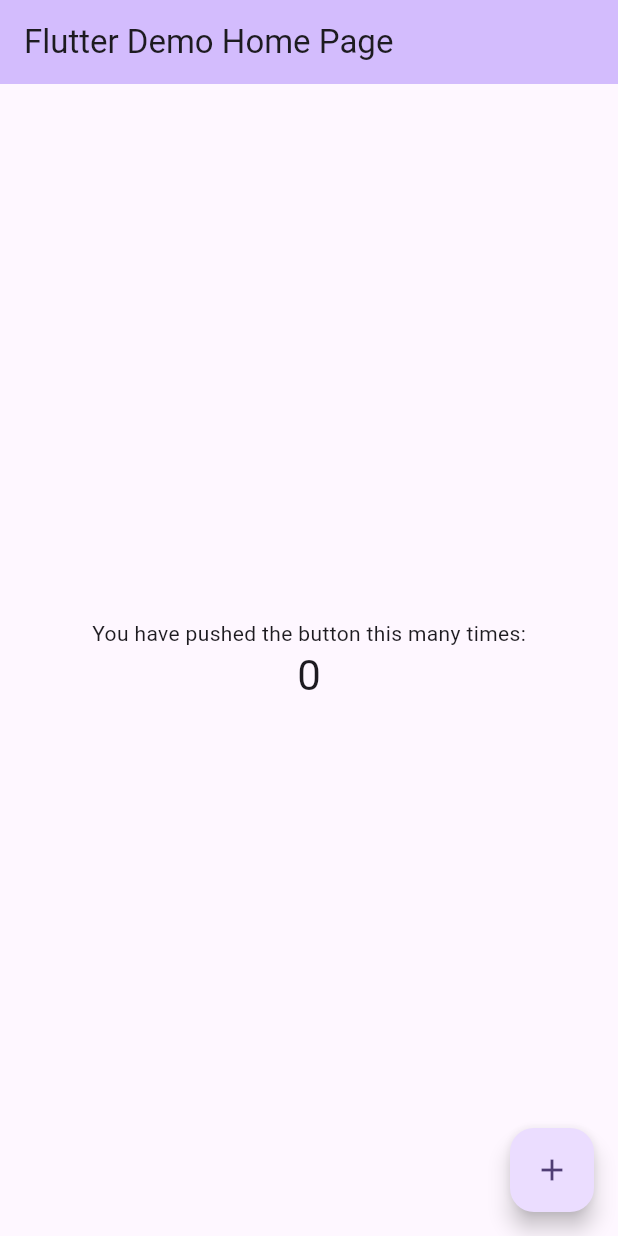
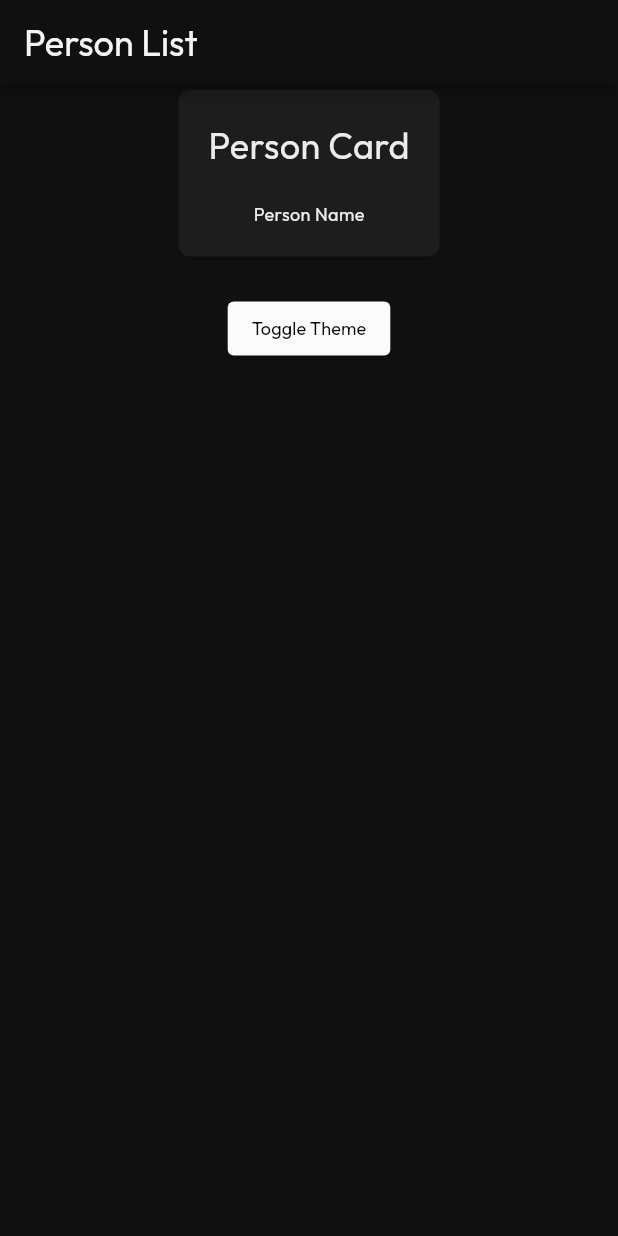
Before and after one commit to ChristianLloydSalon/flutter-pagination, a Flutter app: the screen it shows after launch, on a phone screen of 412 x 824 dp. Run offline on Flutter 3.47's test engine with Material 3 defaults, Android fonts, the phone set to English and light mode, and no system bars; our stand-ins replace flutter_bloc.

Commit message:
Add initial theming

```diff
--- /dev/null
+++ b/lib/common/bloc/theme_bloc.dart
@@ -0,0 +1,26 @@
+import 'package:flutter_bloc/flutter_bloc.dart';
+
+enum AppThemeMode {
+  dark,
+  light;
+
+  AppThemeMode get opposite {
+    switch (this) {
+      case AppThemeMode.dark:
+        return AppThemeMode.light;
+      case AppThemeMode.light:
+        return AppThemeMode.dark;
+    }
+  }
+
+  bool get isDark => this == AppThemeMode.dark;
+  bool get isLight => this == AppThemeMode.light;
+}
+
+class ThemeBloc extends Cubit<AppThemeMode> {
+  ThemeBloc() : super(AppThemeMode.dark);
+
+  void toggle() {
+    emit(state.opposite);
+  }
+}
--- a/lib/main.dart
+++ b/lib/main.dart
@@ -1,125 +1,86 @@
+import 'package:exam/common/bloc/theme_bloc.dart';
+import 'package:exam/common/theme/extension/app_theme_extension.dart';
 import 'package:flutter/material.dart';
+import 'package:flutter_bloc/flutter_bloc.dart';
 
 void main() {
-  runApp(const MyApp());
+  runApp(const Main());
 }
 
-class MyApp extends StatelessWidget {
-  const MyApp({super.key});
+class Main extends StatelessWidget {
+  const Main({super.key});
 
-  // This widget is the root of your application.
   @override
   Widget build(BuildContext context) {
-    return MaterialApp(
-      title: 'Flutter Demo',
-      theme: ThemeData(
-        // This is the theme of your application.
-        //
-        // TRY THIS: Try running your application with "flutter run". You'll see
-        // the application has a purple toolbar. Then, without quitting the app,
-        // try changing the seedColor in the colorScheme below to Colors.green
-        // and then invoke "hot reload" (save your changes or press the "hot
-        // reload" button in a Flutter-supported IDE, or press "r" if you used
-        // the command line to start the app).
-        //
-        // Notice that the counter didn't reset back to zero; the application
-        // state is not lost during the reload. To reset the state, use hot
-        // restart instead.
-        //
-        // This works for code too, not just values: Most code changes can be
-        // tested with just a hot reload.
-        colorScheme: ColorScheme.fromSeed(seedColor: Colors.deepPurple),
-        useMaterial3: true,
+    return MultiBlocProvider(
+      providers: [
+        BlocProvider<ThemeBloc>(
+          create: (_) => ThemeBloc(),
+        ),
+      ],
+      child: BlocBuilder<ThemeBloc, AppThemeMode>(
+        builder: (context, theme) {
+          return MaterialApp(
+            theme: context.lightTheme,
+            darkTheme: context.darkTheme,
+            debugShowCheckedModeBanner: false,
+            themeMode: theme.isDark ? ThemeMode.dark : ThemeMode.light,
+            home: const MainApp(),
+          );
+        },
       ),
-      home: const MyHomePage(title: 'Flutter Demo Home Page'),
     );
   }
 }
 
-class MyHomePage extends StatefulWidget {
-  const MyHomePage({super.key, required this.title});
-
-  // This widget is the home page of your application. It is stateful, meaning
-  // that it has a State object (defined below) that contains fields that affect
-  // how it looks.
-
-  // This class is the configuration for the state. It holds the values (in this
-  // case the title) provided by the parent (in this case the App widget) and
-  // used by the build method of the State. Fields in a Widget subclass are
-  // always marked "final".
-
-  final String title;
-
-  @override
-  State<MyHomePage> createState() => _MyHomePageState();
-}
-
-class _MyHomePageState extends State<MyHomePage> {
-  int _counter = 0;
-
-  void _incrementCounter() {
-    setState(() {
-      // This call to setState tells the Flutter framework that something has
-      // changed in this State, which causes it to rerun the build method below
-      // so that the display can reflect the updated values. If we changed
-      // _counter without calling setState(), then the build method would not be
-      // called again, and so nothing would appear to happen.
-      _counter++;
-    });
-  }
+class MainApp extends StatelessWidget {
+  const MainApp({super.key});
 
   @override
   Widget build(BuildContext context) {
-    // This method is rerun every time setState is called, for instance as done
-    // by the _incrementCounter method above.
-    //
-    // The Flutter framework has been optimized to make rerunning build methods
-    // fast, so that you can just rebuild anything that needs updating rather
-    // than having to individually change instances of widgets.
     return Scaffold(
       appBar: AppBar(
-        // TRY THIS: Try changing the color here to a specific color (to
-        // Colors.amber, perhaps?) and trigger a hot reload to see the AppBar
-        // change color while the other colors stay the same.
-        backgroundColor: Theme.of(context).colorScheme.inversePrimary,
-        // Here we take the value from the MyHomePage object that was created by
-        // the App.build method, and use it to set our appbar title.
-        title: Text(widget.title),
+        title: const Text('Person List'),
       ),
       body: Center(
-        // Center is a layout widget. It takes a single child and positions it
-        // in the middle of the parent.
         child: Column(
-          // Column is also a layout widget. It takes a list of children and
-          // arranges them vertically. By default, it sizes itself to fit its
-          // children horizontally, and tries to be as tall as its parent.
-          //
-          // Column has various properties to control how it sizes itself and
-          // how it positions its children. Here we use mainAxisAlignment to
-          // center the children vertically; the main axis here is the vertical
-          // axis because Columns are vertical (the cross axis would be
-          // horizontal).
-          //
-          // TRY THIS: Invoke "debug painting" (choose the "Toggle Debug Paint"
-          // action in the IDE, or press "p" in the console), to see the
-          // wireframe for each widget.
-          mainAxisAlignment: MainAxisAlignment.center,
-          children: <Widget>[
-            const Text(
-              'You have pushed the button this many times:',
+          children: [
+            Card(
+              child: Padding(
+                padding: const EdgeInsets.all(20),
+                child: Column(
+                  children: [
+                    Text(
+                      'Person Card',
+                      style: context.textStyle.headline1,
+                    ),
+                    const SizedBox(height: 20),
+                    Text(
+                      'Person Name',
+                      style: context.textStyle.body1,
+                    ),
+                  ],
+                ),
+              ),
             ),
-            Text(
-              '$_counter',
-              style: Theme.of(context).textTheme.headlineMedium,
+            const SizedBox(height: 20),
+            ElevatedButton(
+              onPressed: () {
+                context.read<ThemeBloc>().toggle();
+              },
+              style: ElevatedButton.styleFrom(
+                backgroundColor: context.colors.secondary,
+              ),
+              child: Text(
+                'Toggle Theme',
+                style: context.textStyle.body1.copyWith(
+                  color: context.colors.onSecondary,
+                ),
+              ),
             ),
           ],
         ),
       ),
-      floatingActionButton: FloatingActionButton(
-        onPressed: _incrementCounter,
-        tooltip: 'Increment',
-        child: const Icon(Icons.add),
-      ), // This trailing comma makes auto-formatting nicer for build methods.
     );
   }
 }
```
Also changed, not shown: lib/common/theme/color/color.dart (added, +92 -0 lines), lib/common/theme/extension/app_theme_extension.dart (added, +74 -0 lines), lib/common/theme/layout/layout.dart (added, +102 -0 lines), lib/common/theme/typography/typography.dart (added, +247 -0 lines), pubspec.yaml (+13 -11 lines), assets/fonts/outfit/Outfit-Black.ttf (added), assets/fonts/outfit/Outfit-Bold.ttf (added), assets/fonts/outfit/Outfit-ExtraBold.ttf (added), assets/fonts/outfit/Outfit-ExtraLight.ttf (added), assets/fonts/outfit/Outfit-Light.ttf (added), assets/fonts/outfit/Outfit-Medium.ttf (added), assets/fonts/outfit/Outfit-Regular.ttf (added), assets/fonts/outfit/Outfit-SemiBold.ttf (added), assets/fonts/outfit/Outfit-Thin.ttf (added), 1 more files, 1 other file.
